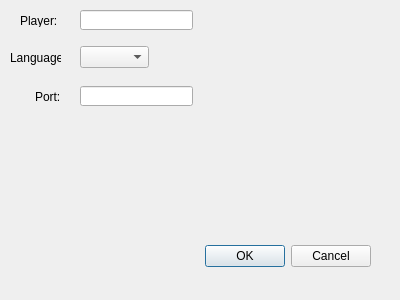
The window that gui/optiondialog.ui (pfriesch/qtMauMau) describes before a commit, drawn with Qt 5.
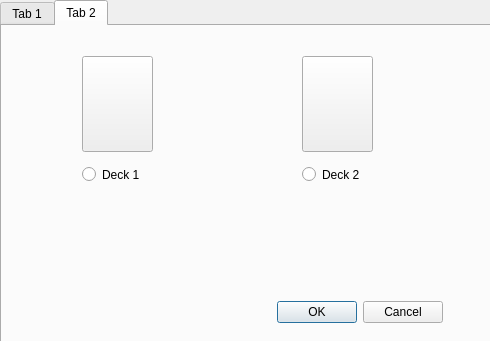
The same window after the commit.

Commit message: added new card deck, added change for card decks in optiondialog, changed soundfiles, deleted some unused cards

```diff
--- a/gui/optiondialog.ui
+++ b/gui/optiondialog.ui
@@ -9,40 +9,63 @@
    <rect>
     <x>0</x>
     <y>0</y>
-    <width>400</width>
-    <height>300</height>
+    <width>490</width>
+    <height>341</height>
    </rect>
   </property>
   <property name="windowTitle">
    <string>Options</string>
   </property>
-  <widget class="QDialogButtonBox" name="buttonBox">
+  <widget class="QTabWidget" name="tabWidget">
    <property name="geometry">
     <rect>
-     <x>30</x>
-     <y>240</y>
-     <width>341</width>
-     <height>32</height>
+     <x>0</x>
+     <y>0</y>
+     <width>511</width>
+     <height>351</height>
     </rect>
    </property>
-   <property name="minimumSize">
-    <size>
-     <width>341</width>
-     <height>0</height>
-    </size>
+   <property name="currentIndex">
+    <number>1</number>
+   </property>
+   <widget class="QWidget" name="general">
+    <attribute name="title">
+     <string>Tab 1</string>
+    </attribute>
+    <widget class="QSlider" name="volumeSlider">
+     <property name="geometry">
+      <rect>
+       <x>80</x>
+       <y>140</y>
+       <width>160</width>
+       <height>19</height>
+      </rect>
+     </property>
+     <property name="maximum">
+      <number>100</number>
    </property>
    <property name="orientation">
     <enum>Qt::Horizontal</enum>
    </property>
-   <property name="standardButtons">
-    <set>QDialogButtonBox::Cancel|QDialogButtonBox::Ok</set>
+    </widget>
+    <widget class="QLabel" name="portLb">
+     <property name="geometry">
+      <rect>
+       <x>37</x>
+       <y>105</y>
+       <width>46</width>
+       <height>13</height>
+      </rect>
+     </property>
+     <property name="text">
+      <string>Port:</string>
    </property>
   </widget>
   <widget class="QLabel" name="playernameLb">
    <property name="geometry">
     <rect>
-     <x>20</x>
-     <y>14</y>
+       <x>22</x>
+       <y>29</y>
      <width>46</width>
      <height>13</height>
     </rect>
@@ -51,21 +74,11 @@
     <string>Player:</string>
    </property>
   </widget>
-  <widget class="QLineEdit" name="playernameEdit">
-   <property name="geometry">
-    <rect>
-     <x>80</x>
-     <y>10</y>
-     <width>113</width>
-     <height>20</height>
-    </rect>
-   </property>
-  </widget>
   <widget class="QLabel" name="languageLb">
    <property name="geometry">
     <rect>
-     <x>10</x>
-     <y>50</y>
+       <x>12</x>
+       <y>65</y>
      <width>51</width>
      <height>16</height>
     </rect>
@@ -74,11 +87,31 @@
     <string>Language:</string>
    </property>
   </widget>
+    <widget class="QLineEdit" name="playernameEdit">
+     <property name="geometry">
+      <rect>
+       <x>82</x>
+       <y>25</y>
+       <width>113</width>
+       <height>20</height>
+      </rect>
+     </property>
+    </widget>
+    <widget class="QLineEdit" name="portEdit">
+     <property name="geometry">
+      <rect>
+       <x>82</x>
+       <y>101</y>
+       <width>113</width>
+       <height>20</height>
+      </rect>
+     </property>
+    </widget>
   <widget class="QComboBox" name="languageCb">
    <property name="geometry">
     <rect>
-     <x>80</x>
-     <y>46</y>
+       <x>82</x>
+       <y>61</y>
      <width>69</width>
      <height>22</height>
     </rect>
@@ -87,28 +120,146 @@
     <string/>
    </property>
   </widget>
-  <widget class="QLabel" name="portLb">
+    <widget class="QLabel" name="volumeLb">
    <property name="geometry">
     <rect>
-     <x>35</x>
-     <y>90</y>
+       <x>25</x>
+       <y>143</y>
      <width>46</width>
      <height>13</height>
     </rect>
    </property>
    <property name="text">
-    <string>Port:</string>
-   </property>
-  </widget>
-  <widget class="QLineEdit" name="portEdit">
+      <string>Volume:</string>
+     </property>
+    </widget>
+    <widget class="QLabel" name="volumeIntLb">
    <property name="geometry">
     <rect>
+       <x>150</x>
+       <y>160</y>
+       <width>361</width>
+       <height>16</height>
+      </rect>
+     </property>
+     <property name="text">
+      <string notr="true">0</string>
+     </property>
+    </widget>
+    <widget class="QDialogButtonBox" name="buttonBox">
+     <property name="geometry">
+      <rect>
+       <x>100</x>
+       <y>270</y>
+       <width>341</width>
+       <height>32</height>
+      </rect>
+     </property>
+     <property name="minimumSize">
+      <size>
+       <width>341</width>
+       <height>0</height>
+      </size>
+     </property>
+     <property name="orientation">
+      <enum>Qt::Horizontal</enum>
+     </property>
+     <property name="standardButtons">
+      <set>QDialogButtonBox::Cancel|QDialogButtonBox::Ok</set>
+     </property>
+    </widget>
+   </widget>
+   <widget class="QWidget" name="carddeck">
+    <attribute name="title">
+     <string>Tab 2</string>
+    </attribute>
+    <widget class="QPushButton" name="carddeck1">
+     <property name="geometry">
+      <rect>
      <x>80</x>
-     <y>86</y>
-     <width>113</width>
-     <height>20</height>
-    </rect>
-   </property>
+       <y>30</y>
+       <width>71</width>
+       <height>96</height>
+      </rect>
+     </property>
+     <property name="text">
+      <string/>
+     </property>
+     <property name="iconSize">
+      <size>
+       <width>71</width>
+       <height>96</height>
+      </size>
+     </property>
+    </widget>
+    <widget class="QPushButton" name="carddeck2">
+     <property name="geometry">
+      <rect>
+       <x>300</x>
+       <y>30</y>
+       <width>71</width>
+       <height>96</height>
+      </rect>
+     </property>
+     <property name="text">
+      <string/>
+     </property>
+     <property name="iconSize">
+      <size>
+       <width>71</width>
+       <height>96</height>
+      </size>
+     </property>
+    </widget>
+    <widget class="QRadioButton" name="carddeck1radio">
+     <property name="geometry">
+      <rect>
+       <x>80</x>
+       <y>140</y>
+       <width>82</width>
+       <height>17</height>
+      </rect>
+     </property>
+     <property name="text">
+      <string>Deck 1</string>
+     </property>
+    </widget>
+    <widget class="QRadioButton" name="carddeck2radio">
+     <property name="geometry">
+      <rect>
+       <x>300</x>
+       <y>140</y>
+       <width>82</width>
+       <height>17</height>
+      </rect>
+     </property>
+     <property name="text">
+      <string>Deck 2</string>
+     </property>
+    </widget>
+    <widget class="QDialogButtonBox" name="buttonBox_2">
+     <property name="geometry">
+      <rect>
+       <x>100</x>
+       <y>270</y>
+       <width>341</width>
+       <height>32</height>
+      </rect>
+     </property>
+     <property name="minimumSize">
+      <size>
+       <width>341</width>
+       <height>0</height>
+      </size>
+     </property>
+     <property name="orientation">
+      <enum>Qt::Horizontal</enum>
+     </property>
+     <property name="standardButtons">
+      <set>QDialogButtonBox::Cancel|QDialogButtonBox::Ok</set>
+     </property>
+    </widget>
+   </widget>
   </widget>
  </widget>
  <resources/>
```
Left out of the diff: 40 changed lines with no effect on the pictures. Lines whose indentation alone changed are shown as unchanged. The commit also changes 66 other files.
